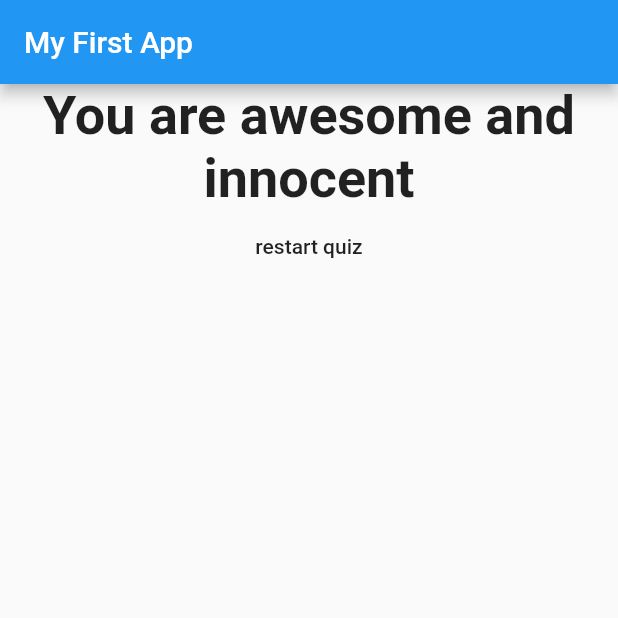
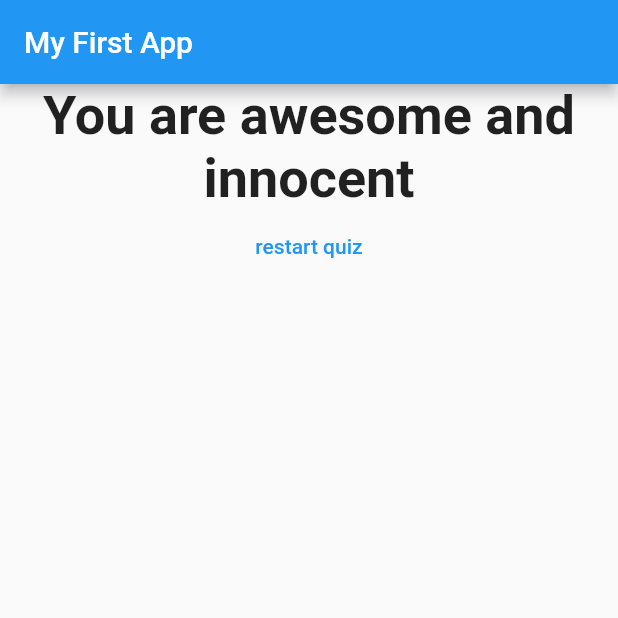
Before and after one commit to prasetion/quiz_app, a Flutter app: the screen it shows after launch, after a tap on "one", after a tap on "green", after a tap on "milk", on a phone screen of 412 x 824 dp, the top half of it. Run offline on Flutter 3.47's test engine with Material 2 defaults, Android fonts, the phone set to English and light mode, and no system bars.

Commit message:
refactor deprecated function

```diff
--- a/lib/answer.dart
+++ b/lib/answer.dart
@@ -10,9 +10,7 @@ class Answer extends StatelessWidget {
   Widget build(BuildContext context) {
     return Container(
       width: double.infinity,
-      child: RaisedButton(
-        color: Colors.blue,
-        textColor: Colors.white,
+      child: ElevatedButton(
         child: Text(answerText),
         onPressed: selectHandler,
       ),
--- a/lib/result.dart
+++ b/lib/result.dart
@@ -27,7 +27,10 @@ class Result extends StatelessWidget {
             style: TextStyle(fontSize: 36, fontWeight: FontWeight.bold),
             textAlign: TextAlign.center,
           ),
-          FlatButton(onPressed: resetHandler, child: Text("restart quiz")),
+          TextButton(
+            onPressed: resetHandler,
+            child: Text("restart quiz"),
+          ),
         ],
       ),
     );
```
